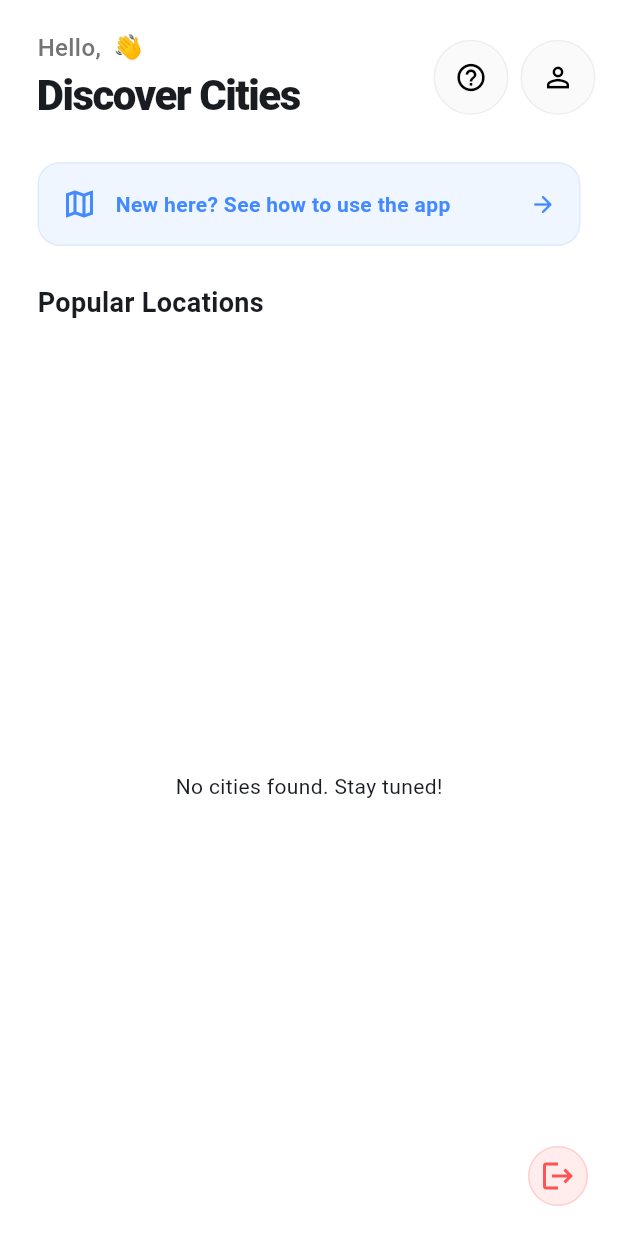
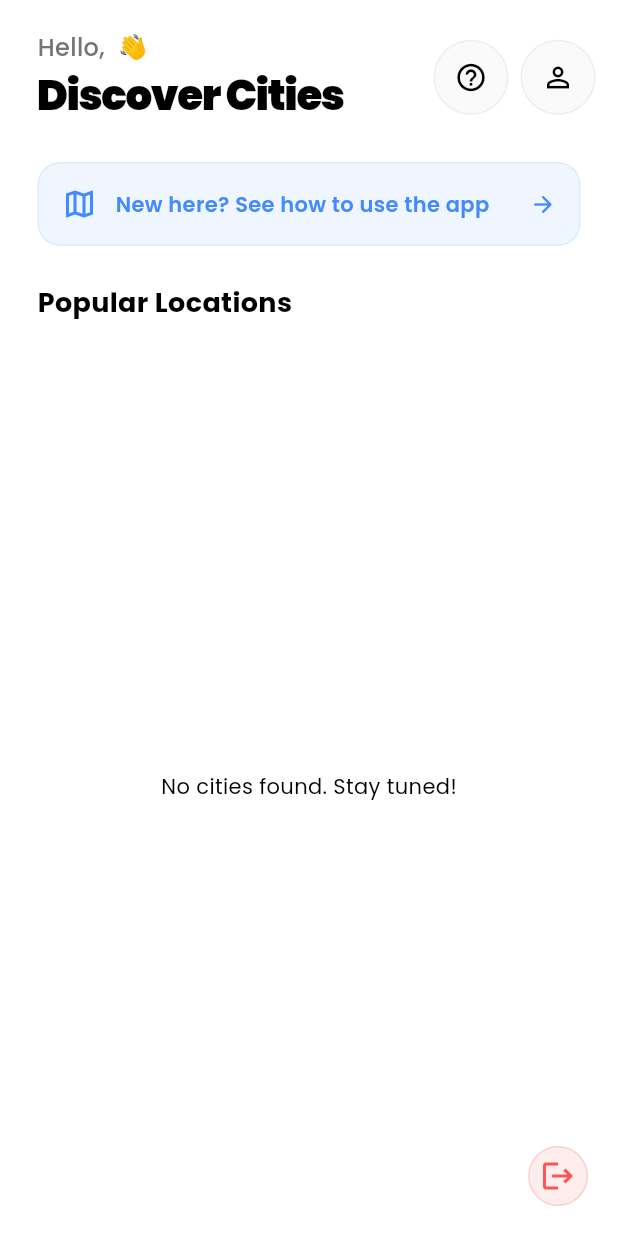
Before and after one commit to elishabhatti/city_exploration_app, a Flutter app: the screen it shows once a user with an empty profile is signed in, on a phone screen of 412 x 824 dp. Run offline on Flutter 3.47's test engine with Material 3 defaults, Android fonts, the phone set to English and light mode, and no system bars; our stand-ins replace cloud_firestore, firebase_auth, firebase_core, google_fonts, image_picker; accounts and stored records are empty.

Commit message:
installed poppins

```diff
--- a/lib/main.dart
+++ b/lib/main.dart
@@ -6,6 +6,7 @@ import 'package:cloud_firestore/cloud_firestore.dart';
 import 'package:flutter/material.dart';
 import 'package:firebase_auth/firebase_auth.dart';
 import 'package:firebase_core/firebase_core.dart';
+import 'package:google_fonts/google_fonts.dart'; // <--- Poppins ke liye zaroori import
 
 import 'firebase_options.dart';
 
@@ -13,12 +14,8 @@ void main() async {
   WidgetsFlutterBinding.ensureInitialized();
 
   try {
-    // Agar Linux hai aur config nahi hai, toh app crash hone se bachegi
     if (Platform.isLinux) {
-      print(
-        "Warning: Firebase is not fully configured for Linux in firebase_options.dart",
-      );
-      // Agar aapne Linux config add nahi ki, toh initializeApp() bina options ke try karein
+      debugPrint("Warning: Firebase Linux configuration missing.");
       await Firebase.initializeApp();
     } else {
       await Firebase.initializeApp(
@@ -27,7 +24,6 @@ void main() async {
     }
   } catch (e) {
     debugPrint("Firebase Initialization Error: $e");
-    // Fallback initialization
     await Firebase.initializeApp();
   }
 
@@ -43,9 +39,30 @@ class MyApp extends StatelessWidget {
       debugShowCheckedModeBanner: false,
       title: 'City Guide',
       theme: ThemeData(
-        useMaterial3: true, // Modern UI ke liye
+        useMaterial3: true,
+        scaffoldBackgroundColor: Colors.white, // Aapka minimalist clean look
+        // --- GLOBAL POPPINS CONFIGURATION ---
+        textTheme: GoogleFonts.poppinsTextTheme(Theme.of(context).textTheme)
+            .apply(
+              bodyColor: Colors.black, // Default text color black set kiya
+              displayColor: Colors.black,
+            ),
+
+        // Color scheme setup
         colorScheme: ColorScheme.fromSeed(
-          seedColor: Colors.blue, // City app ke liye blue behtar lagta hai
+          seedColor: Colors.blueAccent,
+          surface: Colors.white,
+        ),
+
+        // Buttons ke liye bhi Poppins font weight optimize kar di
+        elevatedButtonTheme: ElevatedButtonThemeData(
+          style: ElevatedButton.styleFrom(
+            elevation: 0,
+            textStyle: GoogleFonts.poppins(fontWeight: FontWeight.w600),
+            shape: RoundedRectangleBorder(
+              borderRadius: BorderRadius.circular(12),
+            ),
+          ),
         ),
       ),
       home: const AuthGate(),
@@ -61,18 +78,15 @@ class AuthGate extends StatelessWidget {
     return StreamBuilder<User?>(
       stream: FirebaseAuth.instance.authStateChanges(),
       builder: (context, snapshot) {
-        // 1. Check if Connection is Waiting
         if (snapshot.connectionState == ConnectionState.waiting) {
           return const Scaffold(
-            body: Center(child: CircularProgressIndicator()),
+            body: Center(child: CircularProgressIndicator(color: Colors.black)),
           );
         }
 
-        // 2. Agar User Logged In hai
         if (snapshot.hasData) {
           final String uid = snapshot.data!.uid;
 
-          // Role check karne ke liye Firestore call
           return FutureBuilder<DocumentSnapshot>(
             future: FirebaseFirestore.instance
                 .collection('users')
@@ -81,7 +95,9 @@ class AuthGate extends StatelessWidget {
             builder: (context, roleSnapshot) {
               if (roleSnapshot.connectionState == ConnectionState.waiting) {
                 return const Scaffold(
-                  body: Center(child: CircularProgressIndicator()),
+                  body: Center(
+                    child: CircularProgressIndicator(color: Colors.black),
+                  ),
                 );
               }
 
@@ -90,21 +106,16 @@ class AuthGate extends StatelessWidget {
                     roleSnapshot.data!.data() as Map<String, dynamic>;
                 String role = userData['role'] ?? 'user';
 
-                // Admin check logic
                 if (role == 'admin') {
-                  return const AdminDashboard(); // Admin screen par bhejo
+                  return const AdminDashboard();
                 } else {
-                  return const HomeScreen(); // Normal user par bhejo
+                  return const HomeScreen();
                 }
               }
-
-              // Fallback agar Firestore data na mile (Security check)
               return const LoginScreen();
             },
           );
         }
-
-        // 3. Agar User Login nahi hai
         return const LoginScreen();
       },
     );
--- a/pubspec.yaml
+++ b/pubspec.yaml
@@ -41,6 +41,7 @@ dependencies:
   image_picker: ^1.2.2
   firebase_storage: ^13.3.0
   http: ^1.2.1
+  google_fonts: ^8.1.0
 
 dev_dependencies:
   flutter_test:
```
Also changed, not shown: pubspec.lock, 2 other files.
